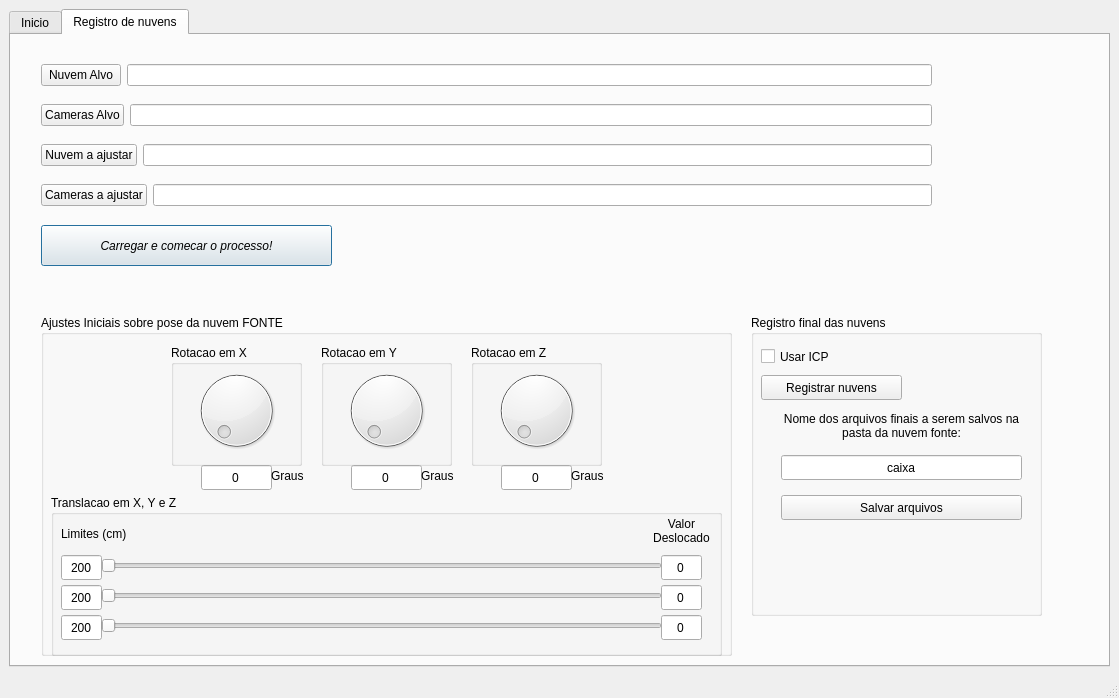
Before: the Qt Designer form handset_gui/ui/main_window.ui in viniciusvidal2/Cameras_GRIn, drawn with Qt 5.
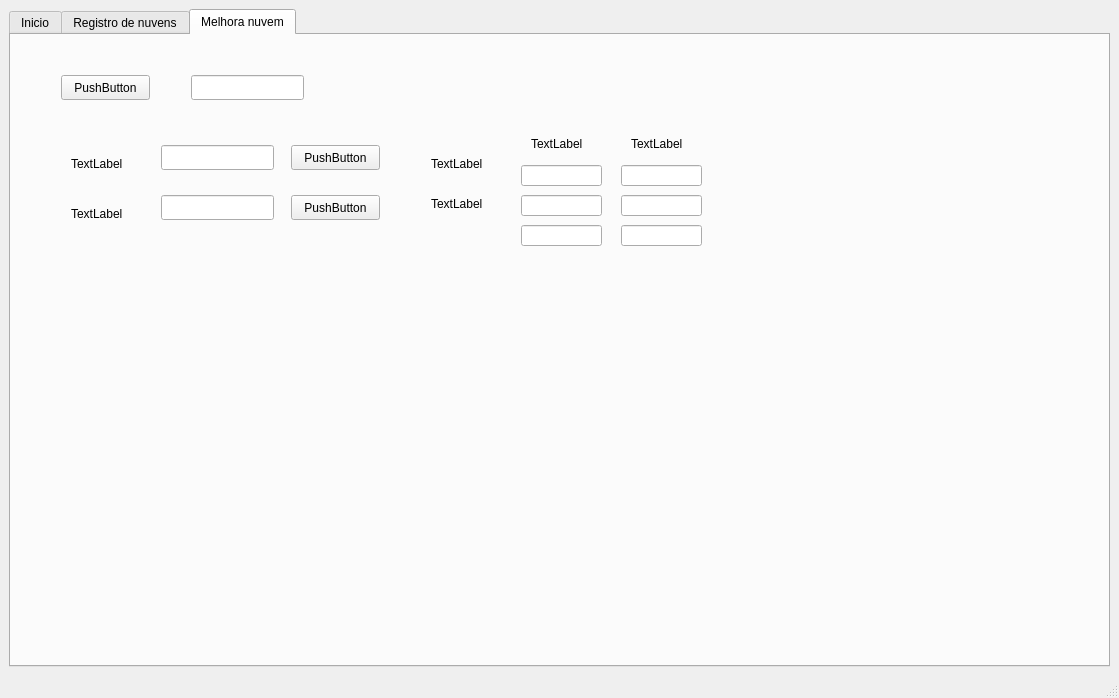
After: the same form once the commit is applied. Icons and pictures are not drawn.

Diff of the .ui file:
```diff
--- a/handset_gui/ui/main_window.ui
+++ b/handset_gui/ui/main_window.ui
@@ -34,7 +34,7 @@
        <locale language="English" country="Australia"/>
       </property>
       <property name="currentIndex">
-       <number>1</number>
+       <number>2</number>
       </property>
       <widget class="QWidget" name="tab_inicio">
        <attribute name="title">
@@ -799,6 +799,218 @@
        <zorder>groupBox_2</zorder>
        <zorder>groupBox</zorder>
       </widget>
+      <widget class="QWidget" name="tab_melhoranuvem">
+       <attribute name="title">
+        <string>Melhora nuvem</string>
+       </attribute>
+       <widget class="QPushButton" name="pushButton">
+        <property name="geometry">
+         <rect>
+          <x>50</x>
+          <y>40</y>
+          <width>89</width>
+          <height>25</height>
+         </rect>
+        </property>
+        <property name="text">
+         <string>PushButton</string>
+        </property>
+       </widget>
+       <widget class="QLineEdit" name="lineEdit">
+        <property name="geometry">
+         <rect>
+          <x>180</x>
+          <y>40</y>
+          <width>113</width>
+          <height>25</height>
+         </rect>
+        </property>
+       </widget>
+       <widget class="QLabel" name="label_7">
+        <property name="geometry">
+         <rect>
+          <x>60</x>
+          <y>120</y>
+          <width>67</width>
+          <height>17</height>
+         </rect>
+        </property>
+        <property name="text">
+         <string>TextLabel</string>
+        </property>
+       </widget>
+       <widget class="QLineEdit" name="lineEdit_2">
+        <property name="geometry">
+         <rect>
+          <x>150</x>
+          <y>110</y>
+          <width>113</width>
+          <height>25</height>
+         </rect>
+        </property>
+       </widget>
+       <widget class="QPushButton" name="pushButton_2">
+        <property name="geometry">
+         <rect>
+          <x>280</x>
+          <y>110</y>
+          <width>89</width>
+          <height>25</height>
+         </rect>
+        </property>
+        <property name="text">
+         <string>PushButton</string>
+        </property>
+       </widget>
+       <widget class="QPushButton" name="pushButton_3">
+        <property name="geometry">
+         <rect>
+          <x>280</x>
+          <y>160</y>
+          <width>89</width>
+          <height>25</height>
+         </rect>
+        </property>
+        <property name="text">
+         <string>PushButton</string>
+        </property>
+       </widget>
+       <widget class="QLineEdit" name="lineEdit_3">
+        <property name="geometry">
+         <rect>
+          <x>150</x>
+          <y>160</y>
+          <width>113</width>
+          <height>25</height>
+         </rect>
+        </property>
+       </widget>
+       <widget class="QLabel" name="label_8">
+        <property name="geometry">
+         <rect>
+          <x>60</x>
+          <y>170</y>
+          <width>67</width>
+          <height>17</height>
+         </rect>
+        </property>
+        <property name="text">
+         <string>TextLabel</string>
+        </property>
+       </widget>
+       <widget class="QLabel" name="label_9">
+        <property name="geometry">
+         <rect>
+          <x>520</x>
+          <y>100</y>
+          <width>67</width>
+          <height>17</height>
+         </rect>
+        </property>
+        <property name="text">
+         <string>TextLabel</string>
+        </property>
+       </widget>
+       <widget class="QLabel" name="label_10">
+        <property name="geometry">
+         <rect>
+          <x>620</x>
+          <y>100</y>
+          <width>67</width>
+          <height>17</height>
+         </rect>
+        </property>
+        <property name="text">
+         <string>TextLabel</string>
+        </property>
+       </widget>
+       <widget class="QLabel" name="label_11">
+        <property name="geometry">
+         <rect>
+          <x>420</x>
+          <y>120</y>
+          <width>67</width>
+          <height>17</height>
+         </rect>
+        </property>
+        <property name="text">
+         <string>TextLabel</string>
+        </property>
+       </widget>
+       <widget class="QLabel" name="label_13">
+        <property name="geometry">
+         <rect>
+          <x>420</x>
+          <y>160</y>
+          <width>67</width>
+          <height>17</height>
+         </rect>
+        </property>
+        <property name="text">
+         <string>TextLabel</string>
+        </property>
+       </widget>
+       <widget class="QLineEdit" name="lineEdit_4">
+        <property name="geometry">
+         <rect>
+          <x>510</x>
+          <y>130</y>
+          <width>81</width>
+          <height>21</height>
+         </rect>
+        </property>
+       </widget>
+       <widget class="QLineEdit" name="lineEdit_5">
+        <property name="geometry">
+         <rect>
+          <x>610</x>
+          <y>130</y>
+          <width>81</width>
+          <height>21</height>
+         </rect>
+        </property>
+       </widget>
+       <widget class="QLineEdit" name="lineEdit_6">
+        <property name="geometry">
+         <rect>
+          <x>510</x>
+          <y>160</y>
+          <width>81</width>
+          <height>21</height>
+         </rect>
+        </property>
+       </widget>
+       <widget class="QLineEdit" name="lineEdit_7">
+        <property name="geometry">
+         <rect>
+          <x>610</x>
+          <y>160</y>
+          <width>81</width>
+          <height>21</height>
+         </rect>
+        </property>
+       </widget>
+       <widget class="QLineEdit" name="lineEdit_8">
+        <property name="geometry">
+         <rect>
+          <x>510</x>
+          <y>190</y>
+          <width>81</width>
+          <height>21</height>
+         </rect>
+        </property>
+       </widget>
+       <widget class="QLineEdit" name="lineEdit_9">
+        <property name="geometry">
+         <rect>
+          <x>610</x>
+          <y>190</y>
+          <width>81</width>
+          <height>21</height>
+         </rect>
+        </property>
+       </widget>
+      </widget>
      </widget>
     </item>
    </layout>
```
